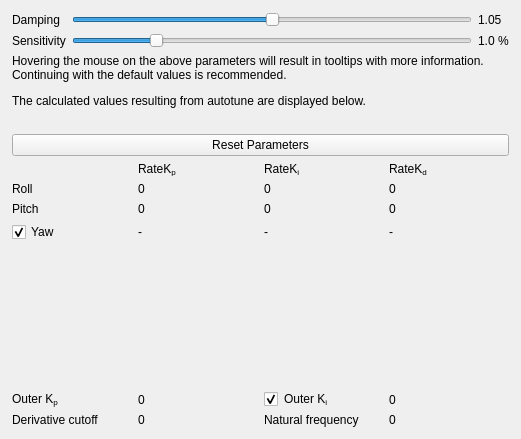
Before: the Qt Designer form ground/gcs/src/plugins/config/autotunesliders.ui in d-ronin/dRonin, drawn with Qt 5.
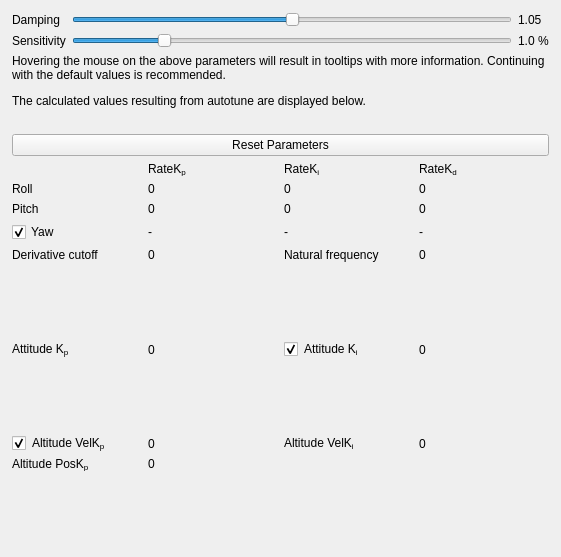
After: the same form once the commit is applied.

Commit message:
gcs: autotune: compute vertical autotune
Use information on hover throttle (presuming this is 1G acceleration)
and roll/pitch tau (assuming this corresponds to thrust tau) in order to
calculate a conservative (but still more aggressive than stock tuning)
vertical tune.

Produces similar results to the defaults on things that use 50% hover
power with 65ms tau.

```diff
--- a/ground/gcs/src/plugins/config/autotunesliders.ui
+++ b/ground/gcs/src/plugins/config/autotunesliders.ui
@@ -6,8 +6,8 @@
    <rect>
     <x>0</x>
     <y>0</y>
-    <width>521</width>
-    <height>439</height>
+    <width>561</width>
+    <height>557</height>
    </rect>
   </property>
   <property name="sizePolicy">
@@ -158,6 +158,40 @@
      <property name="topMargin">
       <number>0</number>
      </property>
+     <item row="10" column="0">
+      <widget class="QLabel" name="label_20">
+       <property name="text">
+        <string>&lt;html&gt;&lt;head/&gt;&lt;body&gt;&lt;p&gt;Altitude PosK&lt;span style=&quot; vertical-align:sub;&quot;&gt;p&lt;/span&gt;&lt;/p&gt;&lt;/body&gt;&lt;/html&gt;</string>
+       </property>
+      </widget>
+     </item>
+     <item row="10" column="1">
+      <widget class="QLabel" name="lblAltPosKp">
+       <property name="text">
+        <string>0</string>
+       </property>
+      </widget>
+     </item>
+     <item row="4" column="3">
+      <widget class="QLabel" name="wn">
+       <property name="text">
+        <string>0</string>
+       </property>
+      </widget>
+     </item>
+     <item row="8" column="0">
+      <spacer name="verticalSpacer_2">
+       <property name="orientation">
+        <enum>Qt::Vertical</enum>
+       </property>
+       <property name="sizeHint" stdset="0">
+        <size>
+         <width>20</width>
+         <height>40</height>
+        </size>
+       </property>
+      </spacer>
+     </item>
      <item row="3" column="0">
       <widget class="QCheckBox" name="cbUseYaw">
        <property name="text">
@@ -175,7 +209,7 @@
        </property>
       </widget>
      </item>
-     <item row="5" column="3">
+     <item row="6" column="3">
       <widget class="QLabel" name="lblOuterKi">
        <property name="text">
         <string>0</string>
@@ -189,7 +223,7 @@
        </property>
       </widget>
      </item>
-     <item row="5" column="1">
+     <item row="6" column="1">
       <widget class="QLabel" name="lblOuterKp">
        <property name="text">
         <string>0</string>
@@ -231,13 +265,6 @@
        </property>
       </widget>
      </item>
-     <item row="6" column="0">
-      <widget class="QLabel" name="label_18">
-       <property name="text">
-        <string>Derivative cutoff</string>
-       </property>
-      </widget>
-     </item>
      <item row="1" column="1">
       <widget class="QLabel" name="rollRateKp">
        <property name="text">
@@ -245,7 +272,7 @@
        </property>
       </widget>
      </item>
-     <item row="5" column="2">
+     <item row="6" column="2">
       <layout class="QHBoxLayout" name="horizontalLayout_2">
        <item>
         <widget class="QCheckBox" name="cbUseOuterKi">
@@ -266,7 +293,7 @@
        <item>
         <widget class="QLabel" name="label_16">
          <property name="text">
-          <string>&lt;html&gt;&lt;head/&gt;&lt;body&gt;&lt;p&gt;Outer K&lt;span style=&quot; vertical-align:sub;&quot;&gt;i&lt;/span&gt;&lt;/p&gt;&lt;/body&gt;&lt;/html&gt;</string>
+          <string>&lt;html&gt;&lt;head/&gt;&lt;body&gt;&lt;p&gt;Attitude K&lt;span style=&quot; vertical-align:sub;&quot;&gt;i&lt;/span&gt;&lt;/p&gt;&lt;/body&gt;&lt;/html&gt;</string>
          </property>
         </widget>
        </item>
@@ -286,13 +313,6 @@
        </property>
       </widget>
      </item>
-     <item row="6" column="2">
-      <widget class="QLabel" name="label_2">
-       <property name="text">
-        <string>Natural frequency</string>
-       </property>
-      </widget>
-     </item>
      <item row="1" column="0">
       <widget class="QLabel" name="label_4">
        <property name="text">
@@ -300,13 +320,6 @@
        </property>
       </widget>
      </item>
-     <item row="6" column="1">
-      <widget class="QLabel" name="derivativeCutoff">
-       <property name="text">
-        <string>0</string>
-       </property>
-      </widget>
-     </item>
      <item row="0" column="3">
       <widget class="QLabel" name="label_10">
        <property name="text">
@@ -314,14 +327,7 @@
        </property>
       </widget>
      </item>
-     <item row="6" column="3">
-      <widget class="QLabel" name="wn">
-       <property name="text">
-        <string>0</string>
-       </property>
-      </widget>
-     </item>
-     <item row="4" column="0">
+     <item row="5" column="0">
       <spacer name="verticalSpacer">
        <property name="orientation">
         <enum>Qt::Vertical</enum>
@@ -348,10 +354,92 @@
        </property>
       </widget>
      </item>
-     <item row="5" column="0">
+     <item row="6" column="0">
       <widget class="QLabel" name="label_15">
        <property name="text">
-        <string>&lt;html&gt;&lt;head/&gt;&lt;body&gt;&lt;p&gt;Outer K&lt;span style=&quot; vertical-align:sub;&quot;&gt;p&lt;/span&gt;&lt;/p&gt;&lt;/body&gt;&lt;/html&gt;</string>
+        <string>&lt;html&gt;&lt;head/&gt;&lt;body&gt;&lt;p&gt;Attitude K&lt;span style=&quot; vertical-align:sub;&quot;&gt;p&lt;/span&gt;&lt;/p&gt;&lt;/body&gt;&lt;/html&gt;</string>
+       </property>
+      </widget>
+     </item>
+     <item row="4" column="1">
+      <widget class="QLabel" name="derivativeCutoff">
+       <property name="text">
+        <string>0</string>
+       </property>
+      </widget>
+     </item>
+     <item row="11" column="0">
+      <spacer name="verticalSpacer_3">
+       <property name="orientation">
+        <enum>Qt::Vertical</enum>
+       </property>
+       <property name="sizeHint" stdset="0">
+        <size>
+         <width>20</width>
+         <height>40</height>
+        </size>
+       </property>
+      </spacer>
+     </item>
+     <item row="4" column="2">
+      <widget class="QLabel" name="label_2">
+       <property name="text">
+        <string>Natural frequency</string>
+       </property>
+      </widget>
+     </item>
+     <item row="9" column="0">
+      <layout class="QHBoxLayout" name="horizontalLayout_3">
+       <item>
+        <widget class="QCheckBox" name="cbTuneAlt">
+         <property name="sizePolicy">
+          <sizepolicy hsizetype="Fixed" vsizetype="Fixed">
+           <horstretch>0</horstretch>
+           <verstretch>0</verstretch>
+          </sizepolicy>
+         </property>
+         <property name="text">
+          <string/>
+         </property>
+         <property name="checked">
+          <bool>true</bool>
+         </property>
+        </widget>
+       </item>
+       <item>
+        <widget class="QLabel" name="label_17">
+         <property name="text">
+          <string>&lt;html&gt;&lt;head/&gt;&lt;body&gt;&lt;p&gt;Altitude VelK&lt;span style=&quot; vertical-align:sub;&quot;&gt;p&lt;/span&gt;&lt;/p&gt;&lt;/body&gt;&lt;/html&gt;</string>
+         </property>
+        </widget>
+       </item>
+      </layout>
+     </item>
+     <item row="9" column="2">
+      <widget class="QLabel" name="label_19">
+       <property name="text">
+        <string>&lt;html&gt;&lt;head/&gt;&lt;body&gt;&lt;p&gt;Altitude VelK&lt;span style=&quot; vertical-align:sub;&quot;&gt;i&lt;/span&gt;&lt;/p&gt;&lt;/body&gt;&lt;/html&gt;</string>
+       </property>
+      </widget>
+     </item>
+     <item row="4" column="0">
+      <widget class="QLabel" name="label_18">
+       <property name="text">
+        <string>Derivative cutoff</string>
+       </property>
+      </widget>
+     </item>
+     <item row="9" column="1">
+      <widget class="QLabel" name="lblAltVelKp">
+       <property name="text">
+        <string>0</string>
+       </property>
+      </widget>
+     </item>
+     <item row="9" column="3">
+      <widget class="QLabel" name="lblAltVelKi">
+       <property name="text">
+        <string>0</string>
        </property>
       </widget>
      </item>
```
The commit also changes 2 other files.
